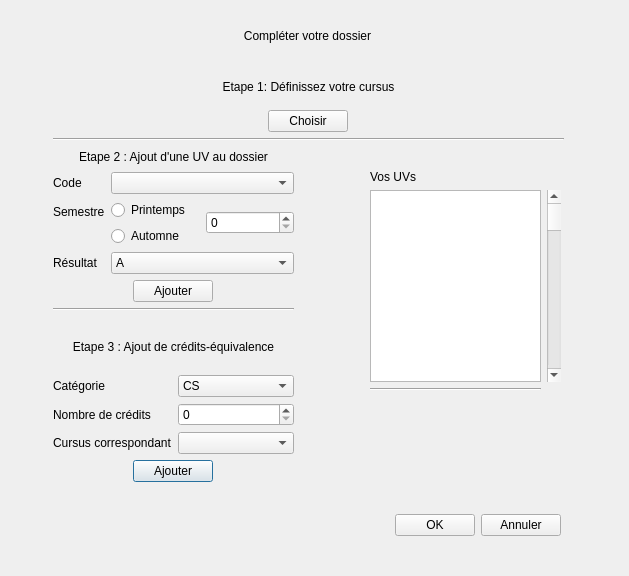
rangeonnicolas/Hello20et1, file feneditdoss.ui: the form before one commit.
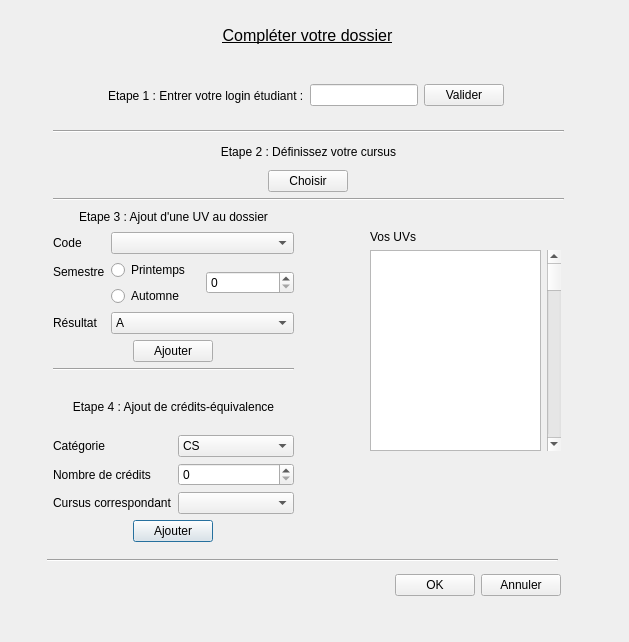
The form after the commit.

Diff of the .ui file:
```diff
--- a/feneditdoss.ui
+++ b/feneditdoss.ui
@@ -7,7 +7,7 @@
     <x>0</x>
     <y>0</y>
     <width>629</width>
-    <height>576</height>
+    <height>642</height>
    </rect>
   </property>
   <property name="windowTitle">
@@ -17,7 +17,7 @@
    <property name="geometry">
     <rect>
      <x>53</x>
-     <y>340</y>
+     <y>400</y>
      <width>241</width>
      <height>142</height>
     </rect>
@@ -26,7 +26,7 @@
     <item alignment="Qt::AlignTop">
      <widget class="QLabel" name="label_5">
       <property name="text">
-       <string>Etape 3 : Ajout de crédits-équivalence</string>
+       <string>Etape 4 : Ajout de crédits-équivalence</string>
       </property>
       <property name="alignment">
        <set>Qt::AlignCenter</set>
@@ -101,16 +101,23 @@
    <property name="geometry">
     <rect>
      <x>53</x>
-     <y>70</y>
+     <y>130</y>
      <width>511</width>
      <height>71</height>
     </rect>
    </property>
    <layout class="QVBoxLayout" name="verticalLayout">
+    <item>
+     <widget class="Line" name="line">
+      <property name="orientation">
+       <enum>Qt::Horizontal</enum>
+      </property>
+     </widget>
+    </item>
     <item>
      <widget class="QLabel" name="label_2">
       <property name="text">
-       <string>Etape 1: Définissez votre cursus</string>
+       <string>Etape 2 : Définissez votre cursus</string>
       </property>
       <property name="alignment">
        <set>Qt::AlignCenter</set>
@@ -146,7 +153,7 @@
     <item>
      <widget class="QLabel" name="label">
       <property name="text">
-       <string>Compléter votre dossier</string>
+       <string>&lt;html&gt;&lt;head/&gt;&lt;body&gt;&lt;p&gt;&lt;span style=&quot; font-size:12pt; text-decoration: underline;&quot;&gt;Compléter votre dossier&lt;/span&gt;&lt;/p&gt;&lt;/body&gt;&lt;/html&gt;</string>
       </property>
       <property name="alignment">
        <set>Qt::AlignCenter</set>
@@ -159,7 +166,7 @@
    <property name="geometry">
     <rect>
      <x>53</x>
-     <y>150</y>
+     <y>210</y>
      <width>241</width>
      <height>161</height>
     </rect>
@@ -168,7 +175,7 @@
     <item alignment="Qt::AlignTop">
      <widget class="QLabel" name="label_3">
       <property name="text">
-       <string>Etape 2 : Ajout d'une UV au dossier</string>
+       <string>Etape 3 : Ajout d'une UV au dossier</string>
       </property>
       <property name="alignment">
        <set>Qt::AlignCenter</set>
@@ -297,7 +304,7 @@
    <property name="geometry">
     <rect>
      <x>370</x>
-     <y>170</y>
+     <y>230</y>
      <width>191</width>
      <height>221</height>
     </rect>
@@ -306,13 +313,6 @@
     <item row="2" column="0">
      <widget class="QListWidget" name="listUvsAjoutes"/>
     </item>
-    <item row="3" column="0">
-     <widget class="Line" name="line_8">
-      <property name="orientation">
-       <enum>Qt::Horizontal</enum>
-      </property>
-     </widget>
-    </item>
     <item row="1" column="0">
      <widget class="QLabel" name="label_4">
       <property name="text">
@@ -333,7 +333,7 @@
    <property name="geometry">
     <rect>
      <x>50</x>
-     <y>500</y>
+     <y>560</y>
      <width>511</width>
      <height>51</height>
     </rect>
@@ -368,6 +368,74 @@
     </item>
    </layout>
   </widget>
+  <widget class="QWidget" name="horizontalLayoutWidget_2">
+   <property name="geometry">
+    <rect>
+     <x>50</x>
+     <y>70</y>
+     <width>511</width>
+     <height>51</height>
+    </rect>
+   </property>
+   <layout class="QHBoxLayout" name="horizontalLayout_4">
+    <item>
+     <spacer name="horizontalSpacer_2">
+      <property name="orientation">
+       <enum>Qt::Horizontal</enum>
+      </property>
+      <property name="sizeHint" stdset="0">
+       <size>
+        <width>40</width>
+        <height>20</height>
+       </size>
+      </property>
+     </spacer>
+    </item>
+    <item alignment="Qt::AlignHCenter">
+     <widget class="QLabel" name="label_12">
+      <property name="text">
+       <string>Etape 1 : Entrer votre login étudiant :</string>
+      </property>
+     </widget>
+    </item>
+    <item alignment="Qt::AlignHCenter">
+     <widget class="QLineEdit" name="lineEdit"/>
+    </item>
+    <item>
+     <widget class="QPushButton" name="pushButton_Valider">
+      <property name="text">
+       <string>Valider</string>
+      </property>
+     </widget>
+    </item>
+    <item>
+     <spacer name="horizontalSpacer_3">
+      <property name="orientation">
+       <enum>Qt::Horizontal</enum>
+      </property>
+      <property name="sizeHint" stdset="0">
+       <size>
+        <width>40</width>
+        <height>20</height>
+       </size>
+      </property>
+     </spacer>
+    </item>
+   </layout>
+  </widget>
+  <widget class="Line" name="line_3">
+   <property name="geometry">
+    <rect>
+     <x>47</x>
+     <y>550</y>
+     <width>511</width>
+     <height>20</height>
+    </rect>
+   </property>
+   <property name="orientation">
+    <enum>Qt::Horizontal</enum>
+   </property>
+  </widget>
  </widget>
  <resources/>
  <connections>
```
Left out of the diff: 6 changed lines with no effect on the pictures.
